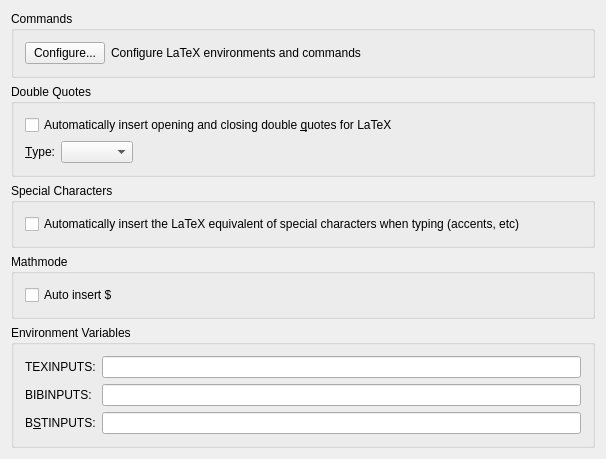
This is src/widgets/latexconfigwidget.ui in KDE/kile as Qt 5 draws it before an edit. The edited form follows.
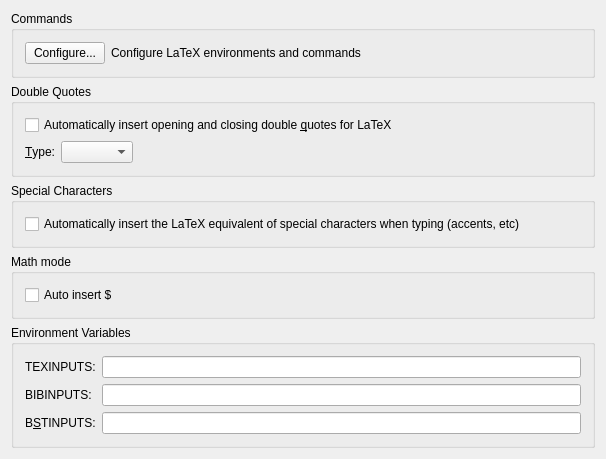
This is the edited form. Custom widgets are drawn as their Qt base class.

Patch:
```diff
--- a/src/widgets/latexconfigwidget.ui
+++ b/src/widgets/latexconfigwidget.ui
@@ -158,7 +158,7 @@
       </sizepolicy>
      </property>
      <property name="title">
-      <string>Mathmode</string>
+      <string>Math mode</string>
      </property>
      <property name="flat">
       <bool>true</bool>
```
